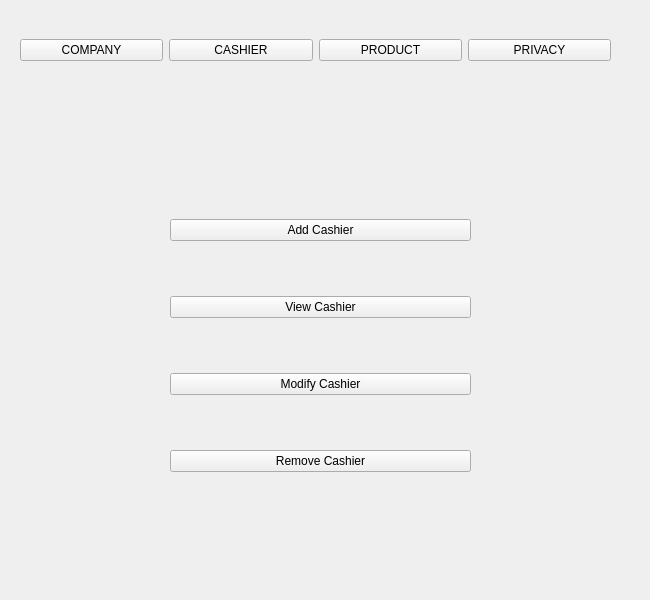
Before: the Qt Designer form adminwindow.ui in RamrajCh/SuperMarket-Billing-System, drawn with Qt 5.
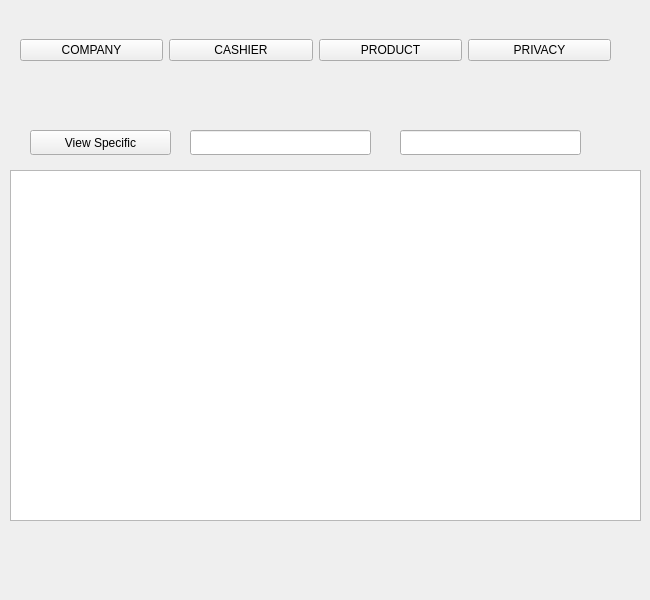
After: the same form once the commit is applied. The open tabs and pages were chosen to show the change.

Patch:
```diff
--- a/adminwindow.ui
+++ b/adminwindow.ui
@@ -298,7 +298,7 @@
        </rect>
       </property>
       <property name="currentIndex">
-       <number>0</number>
+       <number>2</number>
       </property>
       <widget class="QWidget" name="page_4">
        <widget class="QWidget" name="layoutWidget">
@@ -325,17 +325,17 @@
            </property>
           </widget>
          </item>
-         <item>
-          <widget class="QPushButton" name="modifyCashierButton">
-           <property name="text">
-            <string>Modify Cashier</string>
-           </property>
-          </widget>
-         </item>
          <item>
           <widget class="QPushButton" name="removeCashierButton">
            <property name="text">
-            <string>Remove Cashier</string>
+            <string>Remove a Cashier</string>
+           </property>
+          </widget>
+         </item>
+         <item>
+          <widget class="QPushButton" name="removeAllCashierButton">
+           <property name="text">
+            <string>Remove All Cashier</string>
            </property>
           </widget>
          </item>
@@ -417,6 +417,58 @@
         </layout>
        </widget>
       </widget>
+      <widget class="QWidget" name="page_6">
+       <widget class="QTableView" name="cashierTable">
+        <property name="geometry">
+         <rect>
+          <x>10</x>
+          <y>80</y>
+          <width>631</width>
+          <height>351</height>
+         </rect>
+        </property>
+       </widget>
+       <widget class="QPushButton" name="specificButton">
+        <property name="geometry">
+         <rect>
+          <x>30</x>
+          <y>40</y>
+          <width>141</width>
+          <height>25</height>
+         </rect>
+        </property>
+        <property name="text">
+         <string>View Specific</string>
+        </property>
+       </widget>
+       <widget class="QLineEdit" name="lineEdit">
+        <property name="geometry">
+         <rect>
+          <x>190</x>
+          <y>40</y>
+          <width>181</width>
+          <height>25</height>
+         </rect>
+        </property>
+        <property name="text">
+         <string/>
+        </property>
+       </widget>
+       <widget class="QLineEdit" name="lineEdit_2">
+        <property name="geometry">
+         <rect>
+          <x>400</x>
+          <y>40</y>
+          <width>181</width>
+          <height>25</height>
+         </rect>
+        </property>
+        <property name="text">
+         <string/>
+        </property>
+       </widget>
+      </widget>
+      <widget class="QWidget" name="page_7"/>
      </widget>
     </widget>
     <widget class="QWidget" name="Product"/>
```
Left out of the diff: 63 changed lines with no effect on the pictures.
